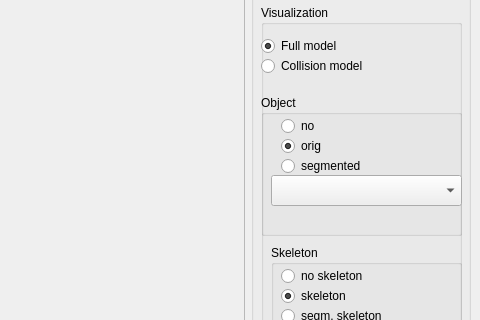
Qt form Tools/ObjectSegmentationSkeleton/ObjectSegmentationSkeleton.ui (ProtolabSBRE/simox-cgal) before a commit; both pictures show x 616 to 1096 and y 384 to 704 of the 1096 by 875 pixel window.
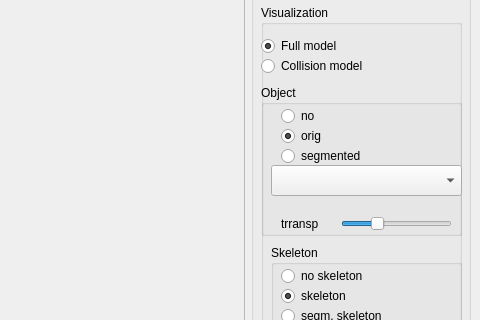
The same form after that commit.

Commit message: transparency slider

The edit to the form file:
```diff
--- a/Tools/ObjectSegmentationSkeleton/ObjectSegmentationSkeleton.ui
+++ b/Tools/ObjectSegmentationSkeleton/ObjectSegmentationSkeleton.ui
@@ -234,9 +234,9 @@
         <property name="geometry">
          <rect>
           <x>0</x>
-          <y>90</y>
+          <y>80</y>
           <width>201</width>
-          <height>141</height>
+          <height>151</height>
          </rect>
         </property>
         <property name="title">
@@ -300,6 +300,45 @@
           </rect>
          </property>
         </widget>
+        <widget class="QSlider" name="horizontalSliderTr">
+         <property name="geometry">
+          <rect>
+           <x>80</x>
+           <y>129</y>
+           <width>111</width>
+           <height>20</height>
+          </rect>
+         </property>
+         <property name="maximum">
+          <number>100</number>
+         </property>
+         <property name="value">
+          <number>30</number>
+         </property>
+         <property name="orientation">
+          <enum>Qt::Horizontal</enum>
+         </property>
+        </widget>
+        <widget class="QLabel" name="label_2">
+         <property name="geometry">
+          <rect>
+           <x>20</x>
+           <y>130</y>
+           <width>67</width>
+           <height>17</height>
+          </rect>
+         </property>
+         <property name="text">
+          <string>trransp</string>
+         </property>
+        </widget>
+        <zorder>radioButtonObjectNo</zorder>
+        <zorder>radioButtonObjectOrig</zorder>
+        <zorder>radioButtonObjectSeg</zorder>
+        <zorder>comboBoxSegmentation</zorder>
+        <zorder>groupBox_2</zorder>
+        <zorder>horizontalSliderTr</zorder>
+        <zorder>label_2</zorder>
        </widget>
       </widget>
       <widget class="QPushButton" name="pushButtonLoad">
```
Left out of the diff: 2 changed lines with no effect on the pictures. The commit also changes 3 other files.
